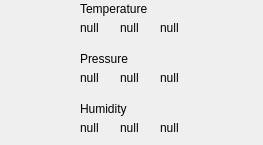
Old version of the form Desktop_App/src/desktop_app.ui in the repository Bl0tniaQus/IIOT2_StacjaPogodowaOnline.
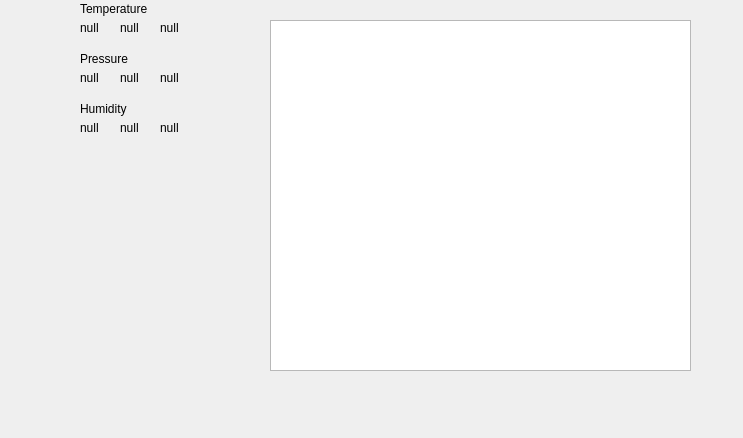
New version of the form. Custom widgets are drawn as their Qt base class.

Commit message: zmieniono:       Desktop_App/CMakeLists.txt 	zmieniono:       Desktop_App/src/desktop_app.cpp 	zmieniono:       Desktop_App/src/desktop_app.h 	zmieniono:       Desktop_App/src/desktop_app.ui 	zmieniono:       IIOT2_StacjaPogodowaOnline.ino

```diff
--- a/Desktop_App/src/desktop_app.ui
+++ b/Desktop_App/src/desktop_app.ui
@@ -6,8 +6,8 @@
    <rect>
     <x>0</x>
     <y>0</y>
-    <width>263</width>
-    <height>145</height>
+    <width>743</width>
+    <height>438</height>
    </rect>
   </property>
   <property name="windowTitle">
@@ -170,8 +170,25 @@
      <string>null</string>
     </property>
    </widget>
+   <widget class="QChartView" name="graphicsView">
+    <property name="geometry">
+     <rect>
+      <x>270</x>
+      <y>20</y>
+      <width>421</width>
+      <height>351</height>
+     </rect>
+    </property>
+   </widget>
   </widget>
  </widget>
+ <customwidgets>
+  <customwidget>
+   <class>QChartView</class>
+   <extends>QGraphicsView</extends>
+   <header>QtCharts</header>
+  </customwidget>
+ </customwidgets>
  <resources/>
  <connections/>
 </ui>
```
The commit also changes 4 other files.
